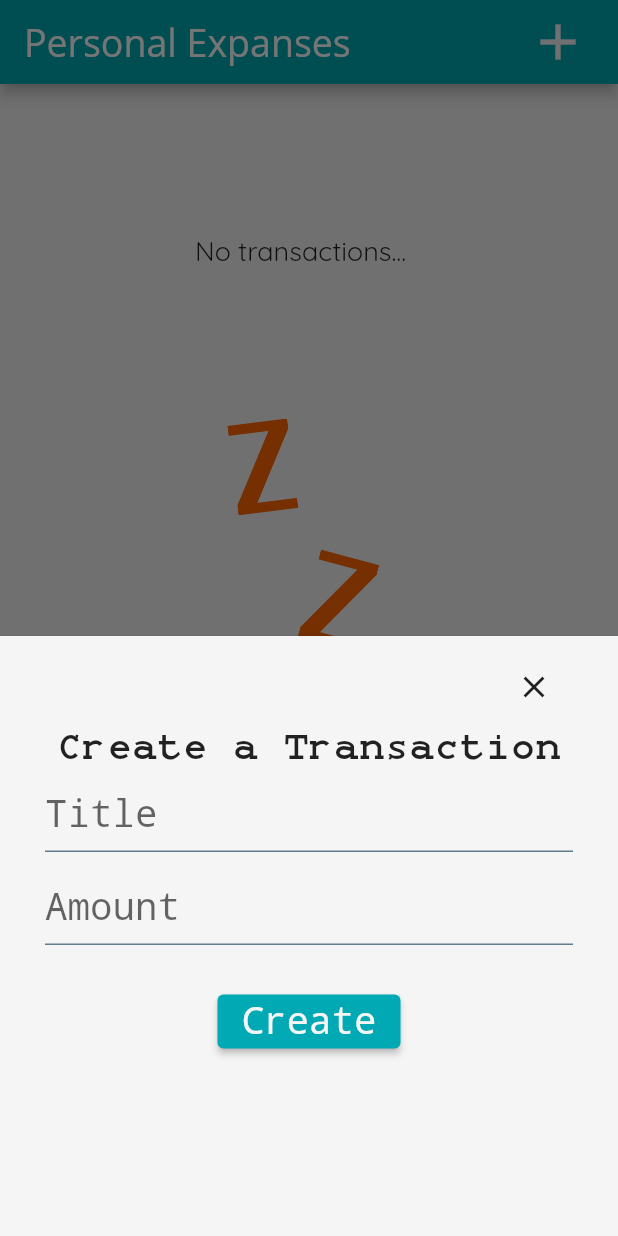
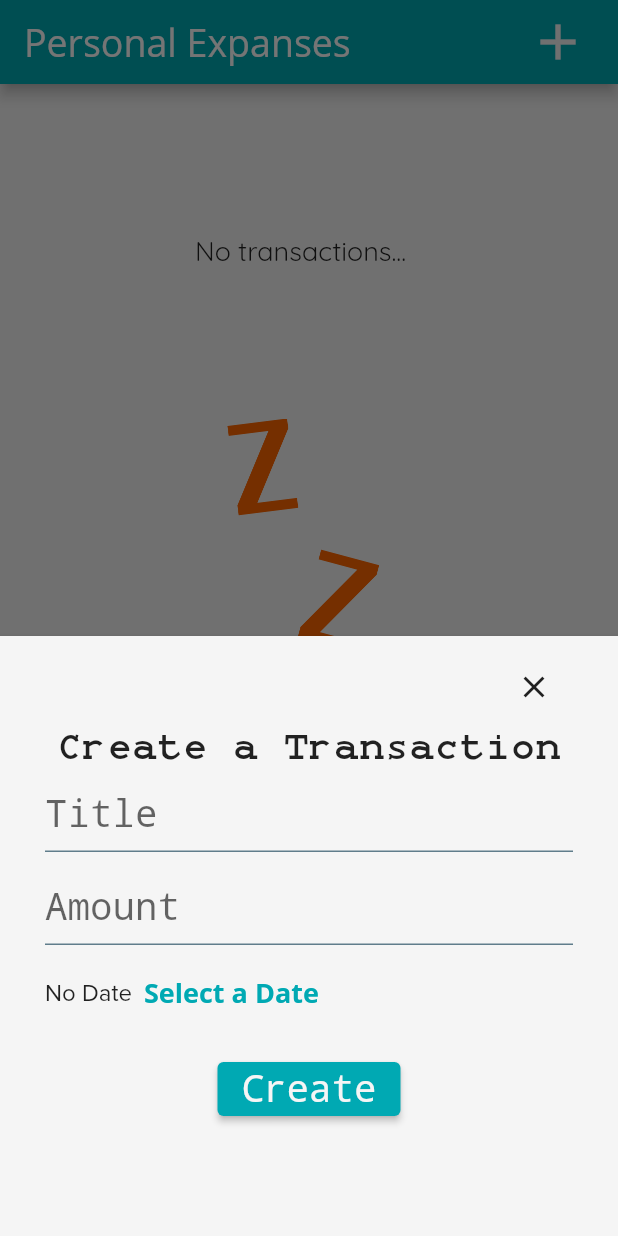
Before and after one commit to guilhermebernava/personal_expanses, a Flutter app: the screen it shows after launch, after a tap on the "add" icon, on a phone screen of 412 x 824 dp. Run offline on Flutter 3.47's test engine with Material 2 defaults, Android fonts, the phone set to English and light mode, and no system bars; our stand-ins replace animated_text_kit, sqflite; accounts and stored records are empty.

Commit message:
criando CHART

```diff
--- a/lib/pages/home/home.dart
+++ b/lib/pages/home/home.dart
@@ -5,7 +5,7 @@ import 'package:personal_expanses/themes/colors/app_colors.dart';
 import 'package:personal_expanses/themes/fonts/fonts.dart';
 import 'package:personal_expanses/widgets/bottom_navibar_widget.dart';
 import 'package:personal_expanses/widgets/button_navibar.dart';
-import 'package:personal_expanses/widgets/chart.dart';
+import 'package:personal_expanses/widgets/chart/chart.dart';
 import 'package:personal_expanses/widgets/image_background.dart';
 import '../../widgets/list_transactions.dart';
 
--- a/lib/pages/home/home_controller.dart
+++ b/lib/pages/home/home_controller.dart
@@ -35,7 +35,7 @@ class HomeController {
       backgroundColor: AppColors.white,
       elevation: 3,
       context: context,
-      builder: (_) => CreateTransactionForm(),
+      builder: (_) => const CreateTransactionForm(),
     );
     await getTransactions();
   }
--- a/lib/widgets/chart.dart
+++ /dev/null
@@ -1,15 +0,0 @@
-import 'package:flutter/material.dart';
-
-class Chart extends Card {
-  Chart({Key? key})
-      : super(
-          key: key,
-          elevation: 6,
-          margin: const EdgeInsets.all(20),
-          child: Container(
-            width: 400,
-            height: 150,
-            color: Colors.amber,
-          ),
-        );
-}
--- /dev/null
+++ b/lib/widgets/chart/chart.dart
@@ -0,0 +1,24 @@
+import 'package:flutter/material.dart';
+import 'package:personal_expanses/widgets/chart/chart_bar.dart';
+import 'package:personal_expanses/widgets/chart/chart_controller.dart';
+
+class Chart extends Card {
+  static final controller = ChartController();
+  Chart({Key? key})
+      : super(
+          key: key,
+          elevation: 6,
+          margin: const EdgeInsets.all(10),
+          child: SingleChildScrollView(
+            scrollDirection: Axis.horizontal,
+            child: Row(
+                mainAxisAlignment: MainAxisAlignment.spaceEvenly,
+                children: controller.transactions
+                    .map((e) => ChartBar(
+                        totalValue: e['amount'],
+                        heightFactor: 1,
+                        day: e['day']))
+                    .toList()),
+          ),
+        );
+}
--- /dev/null
+++ b/lib/widgets/chart/chart_bar.dart
@@ -0,0 +1,47 @@
+import 'package:flutter/material.dart';
+import 'package:personal_expanses/themes/colors/app_colors.dart';
+
+class ChartBar extends Padding {
+  ChartBar({
+    Key? key,
+    required double totalValue,
+    required double heightFactor,
+    required String day,
+  }) : super(
+          key: key,
+          padding: const EdgeInsets.symmetric(
+            vertical: 15.0,
+            horizontal: 20,
+          ),
+          child: Column(
+            children: [
+              Text("\$$totalValue"),
+              SizedBox(
+                width: 10,
+                height: 70,
+                child: Stack(children: [
+                  Container(
+                    decoration: BoxDecoration(
+                      border: Border.all(color: Colors.grey, width: 0.5),
+                      borderRadius: BorderRadius.circular(5),
+                      color: AppColors.white,
+                    ),
+                  ),
+                  FractionallySizedBox(
+                    alignment: Alignment.bottomCenter,
+                    heightFactor: heightFactor,
+                    child: Container(
+                      decoration: BoxDecoration(
+                        color: Colors.amber,
+                        borderRadius: BorderRadius.circular(5),
+                      ),
+                      alignment: Alignment.bottomCenter,
+                    ),
+                  ),
+                ]),
+              ),
+              Text(day)
+            ],
+          ),
+        );
+}
--- /dev/null
+++ b/lib/widgets/chart/chart_controller.dart
@@ -0,0 +1,19 @@
+import 'package:intl/intl.dart';
+import 'package:personal_expanses/database/daos/transaction_dao.dart';
+
+class ChartController {
+  List<Map<String, dynamic>> get transactions {
+    return List.generate(7, (index) {
+      final weekDay = DateTime.now().subtract(Duration(days: index));
+      double total = 0.0;
+      TransactionDao.findAll().then((value) {
+        for (int i = 0; i < value.length; i++) {
+          if (value[i].date == "5/25/2022") {
+            total += value[i].amount;
+          }
+        }
+      });
+      return {"day": DateFormat.E().format(weekDay), 'amount': total};
+    }).toList();
+  }
+}
--- a/lib/widgets/create_transaction_form/create_transaction_controller.dart
+++ b/lib/widgets/create_transaction_form/create_transaction_controller.dart
@@ -25,4 +25,12 @@ class CreateTransactionController {
     await TransactionDao.save(model);
     return true;
   }
+
+  Future<DateTime?> openDatePicker(BuildContext context) async {
+    return await showDatePicker(
+        context: context,
+        initialDate: DateTime.now(),
+        firstDate: DateTime(2022),
+        lastDate: DateTime.now());
+  }
 }
--- a/lib/widgets/create_transaction_form/create_transaction_form.dart
+++ b/lib/widgets/create_transaction_form/create_transaction_form.dart
@@ -1,18 +1,25 @@
 import 'package:flutter/material.dart';
 import 'package:flutter/services.dart';
+import 'package:intl/intl.dart';
 import 'package:personal_expanses/models/transaction.dart';
 import 'package:personal_expanses/services/route_services.dart';
 import 'package:personal_expanses/themes/colors/app_colors.dart';
 import 'package:personal_expanses/widgets/create_transaction_form/create_transaction_controller.dart';
+import '../../themes/fonts/fonts.dart';
 import '../input.dart';
 
-class CreateTransactionForm extends StatelessWidget {
-  CreateTransactionForm({Key? key}) : super(key: key);
+class CreateTransactionForm extends StatefulWidget {
+  const CreateTransactionForm({Key? key}) : super(key: key);
 
+  @override
+  State<CreateTransactionForm> createState() => _CreateTransactionFormState();
+}
+
+class _CreateTransactionFormState extends State<CreateTransactionForm> {
   final controller = CreateTransactionController();
-
   final titleController = TextEditingController();
   final amountController = TextEditingController();
+  DateTime? _date;
 
   @override
   Widget build(BuildContext context) {
@@ -89,15 +96,49 @@ class CreateTransactionForm extends StatelessWidget {
                   ],
                   keyboardType: TextInputType.multiline,
                 ),
+                SizedBox(
+                  height: 50,
+                  child: Row(
+                    children: [
+                      Text(
+                        _date == null
+                            ? "No Date"
+                            : DateFormat.yMd().format(_date!),
+                        style: const TextStyle(
+                          fontFamily: Fonts.proximaNova,
+                          fontSize: 16,
+                        ),
+                      ),
+                      TextButton(
+                        onPressed: () async {
+                          var date = await controller.openDatePicker(context);
+                          setState(() {
+                            _date = date;
+                          });
+                        },
+                        child: const Text(
+                          "Select a Date",
+                          style: TextStyle(
+                            fontFamily: Fonts.opensans,
+                            fontSize: 18,
+                            fontWeight: FontWeight.bold,
+                          ),
+                        ),
+                      )
+                    ],
+                  ),
+                ),
                 Padding(
-                  padding: const EdgeInsets.symmetric(vertical: 20.0),
+                  padding: const EdgeInsets.only(top: 15.0),
                   child: ElevatedButton(
                     onPressed: () => controller.createTransaction(
                       context,
                       Transaction(
                           title: titleController.text,
                           amount: double.parse(amountController.text),
-                          date: "1/1/2000"),
+                          date: _date != null
+                              ? DateFormat.yMd().format(_date!)
+                              : "1/1/0001"),
                     ),
                     child: const Text(
                       "Create",
@@ -107,7 +148,7 @@ class CreateTransactionForm extends StatelessWidget {
                       ),
                     ),
                   ),
-                )
+                ),
               ],
             ),
           ),
--- a/lib/widgets/list_transactions.dart
+++ b/lib/widgets/list_transactions.dart
@@ -8,7 +8,7 @@ class ListTransactions extends SizedBox {
       {Key? key})
       : super(
             key: key,
-            height: MediaQuery.of(context).size.height * 0.51,
+            height: MediaQuery.of(context).size.height * 0.56,
             child: ListView.builder(
               itemCount: transactions.length,
               itemBuilder: (context, index) => CardTransaction(
```
